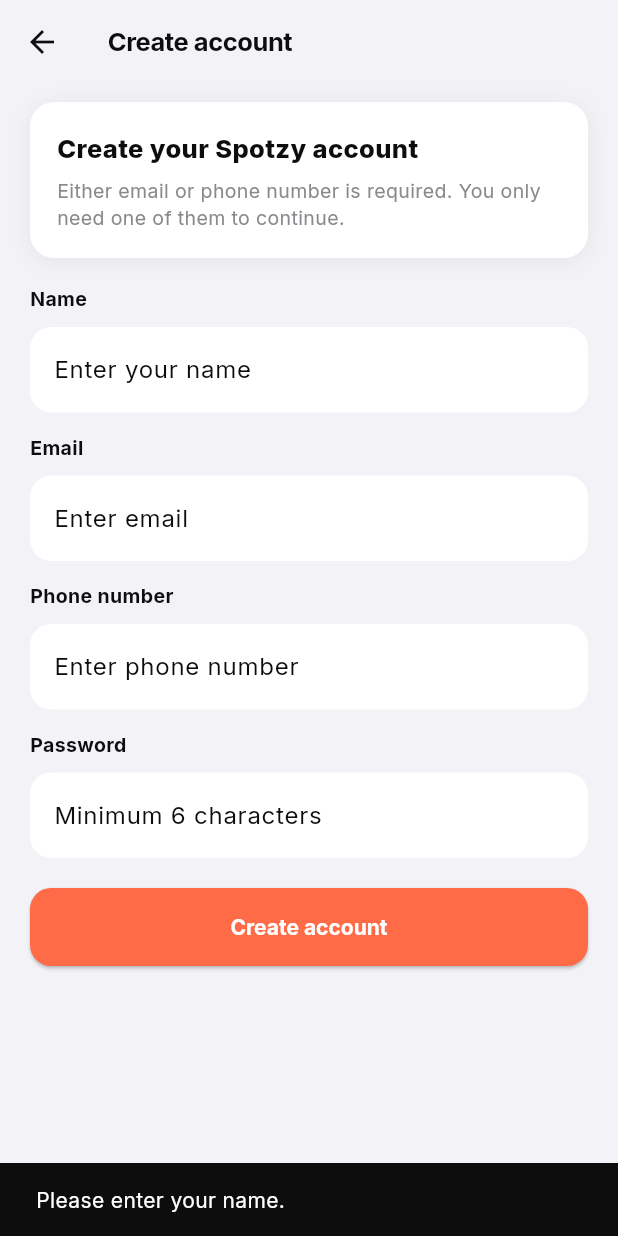
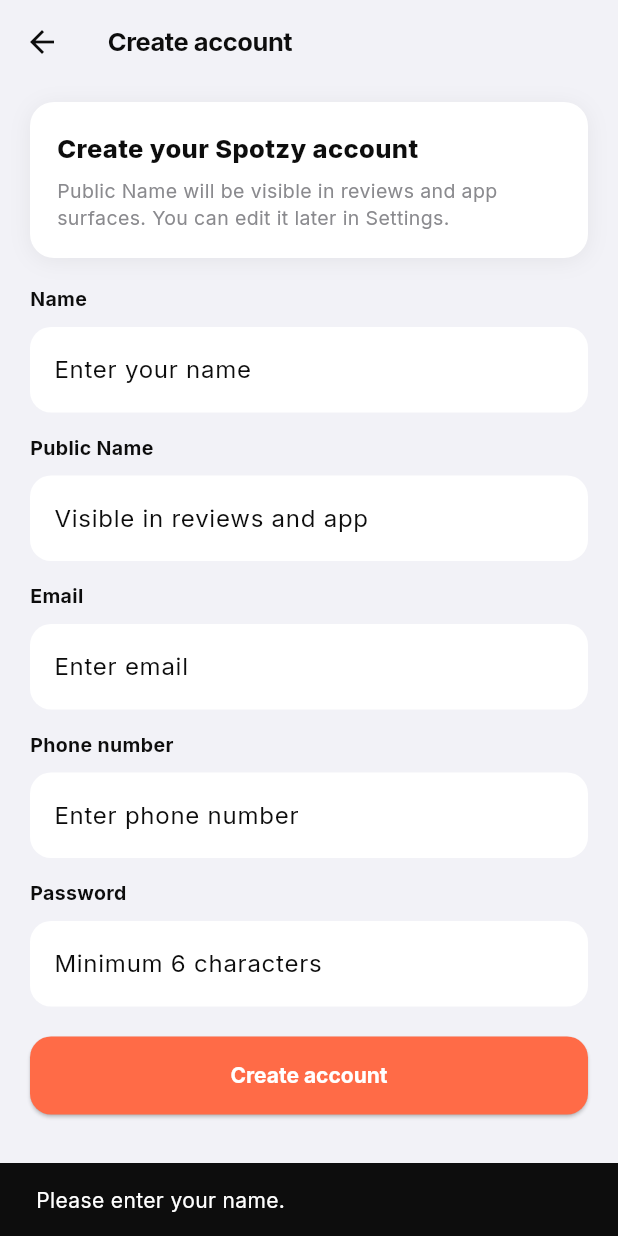
Before and after one commit to rohitc11/finder_frontend, a Flutter app: the RegisterScreen screen opened directly, after a tap on "Create account", on a phone screen of 412 x 824 dp. Run offline on Flutter 3.47's test engine with Material 3 defaults, Android fonts, the phone set to English and light mode, and no system bars; our stand-ins replace geocoding, geolocator, google_fonts, package_info_plus, share_plus, shared_preferences; accounts and stored records are empty.

Commit message:
Added public name in registration

```diff
--- a/lib/models/auth_response_model.dart
+++ b/lib/models/auth_response_model.dart
@@ -3,6 +3,7 @@
   final String token;
   final String userId;
   final String name;
+  final String publicUsername;
   final String email;
   final String phoneNumber;
   final String role;
@@ -11,16 +12,18 @@
     required this.token,
     required this.userId,
     required this.name,
+    required this.publicUsername,
     required this.email,
     required this.phoneNumber,
     required this.role,
   });
 
-  factory AuthResponseModel.fromJson(Map<String, dynamic> json) {
+  factory AuthResponseModel.fromJson(Map json) {
     return AuthResponseModel(
       token: (json['token'] ?? '').toString(),
       userId: (json['userId'] ?? '').toString(),
       name: (json['name'] ?? '').toString(),
+      publicUsername: (json['publicUsername'] ?? '').toString(),
       email: (json['email'] ?? '').toString(),
       phoneNumber: (json['phoneNumber'] ?? '').toString(),
       role: (json['role'] ?? '').toString(),
--- a/lib/screens/auth/register_screen.dart
+++ b/lib/screens/auth/register_screen.dart
@@ -7,8 +7,10 @@
 ///
 /// Rule:
 /// - name required
+/// - public name required
 /// - password required
 /// - either email or phoneNumber should be filled
+/// - public name defaults from original name until manually edited
 class RegisterScreen extends StatefulWidget {
   const RegisterScreen({super.key});
 
@@ -20,20 +22,28 @@
   final AuthService _authService = AuthService();
 
   final TextEditingController _nameController = TextEditingController();
+  final TextEditingController _publicNameController = TextEditingController();
   final TextEditingController _emailController = TextEditingController();
   final TextEditingController _phoneController = TextEditingController();
   final TextEditingController _passwordController = TextEditingController();
 
   bool _isLoading = false;
+  bool _publicNameEditedManually = false;
 
   Future<void> _register() async {
     final name = _nameController.text.trim();
+    final publicName = _publicNameController.text.trim();
     final email = _emailController.text.trim();
     final phone = _phoneController.text.trim();
     final password = _passwordController.text.trim();
 
     if (name.isEmpty) {
       _showSnack('Please enter your name.');
+      return;
+    }
+
+    if (publicName.isEmpty) {
+      _showSnack('Please enter public name.');
       return;
     }
 
@@ -52,6 +62,7 @@
     try {
       await _authService.register(
         name: name,
+        publicUsername: publicName,
         email: email.isEmpty ? null : email,
         phoneNumber: phone.isEmpty ? null : phone,
         password: password,
@@ -69,6 +80,11 @@
     }
   }
 
+  void _onNameChanged(String value) {
+    if (_publicNameEditedManually) return;
+    _publicNameController.text = value;
+  }
+
   void _showSnack(String message) {
     ScaffoldMessenger.of(context).showSnackBar(
       SnackBar(content: Text(message)),
@@ -78,6 +94,7 @@
   @override
   void dispose() {
     _nameController.dispose();
+    _publicNameController.dispose();
     _emailController.dispose();
     _phoneController.dispose();
     _passwordController.dispose();
@@ -107,6 +124,16 @@
               controller: _nameController,
               label: 'Name',
               hint: 'Enter your name',
+              onChanged: _onNameChanged,
+            ),
+            const SizedBox(height: 14),
+            _buildField(
+              controller: _publicNameController,
+              label: 'Public Name',
+              hint: 'Visible in reviews and app',
+              onChanged: (_) {
+                _publicNameEditedManually = true;
+              },
             ),
             const SizedBox(height: 14),
             _buildField(
@@ -181,7 +208,7 @@
           ),
           SizedBox(height: 6),
           Text(
-            'Either email or phone number is required. You only need one of them to continue.',
+            'Public Name will be visible in reviews and app surfaces. You can edit it later in Settings.',
             style: TextStyle(
               fontSize: 13,
               color: AppTheme.stone,
@@ -198,6 +225,7 @@
     required String label,
     required String hint,
     bool obscureText = false,
+    ValueChanged<String>? onChanged,
   }) {
     return Column(
       crossAxisAlignment: CrossAxisAlignment.start,
@@ -214,6 +242,7 @@
         TextField(
           controller: controller,
           obscureText: obscureText,
+          onChanged: onChanged,
           decoration: InputDecoration(
             hintText: hint,
             filled: true,
```
Also changed, not shown: lib/models/user_model.dart (+11 -11 lines), lib/services/auth_service.dart (+5 -3 lines).
